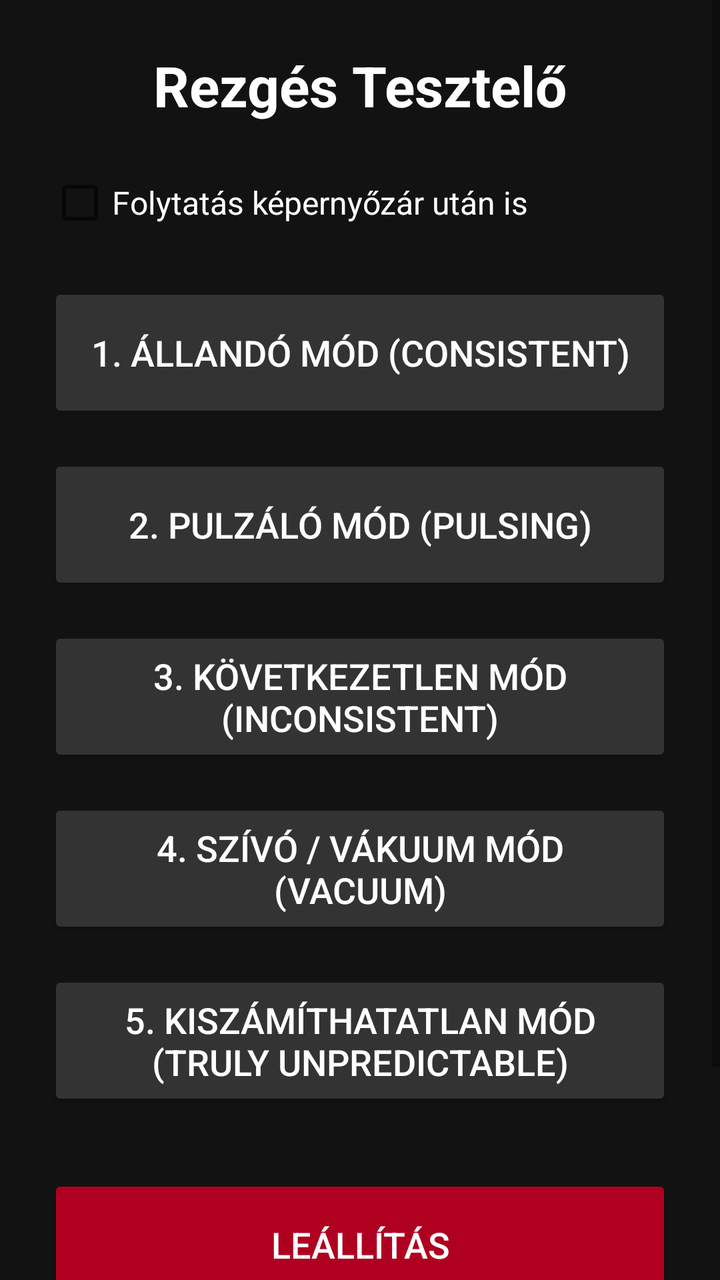
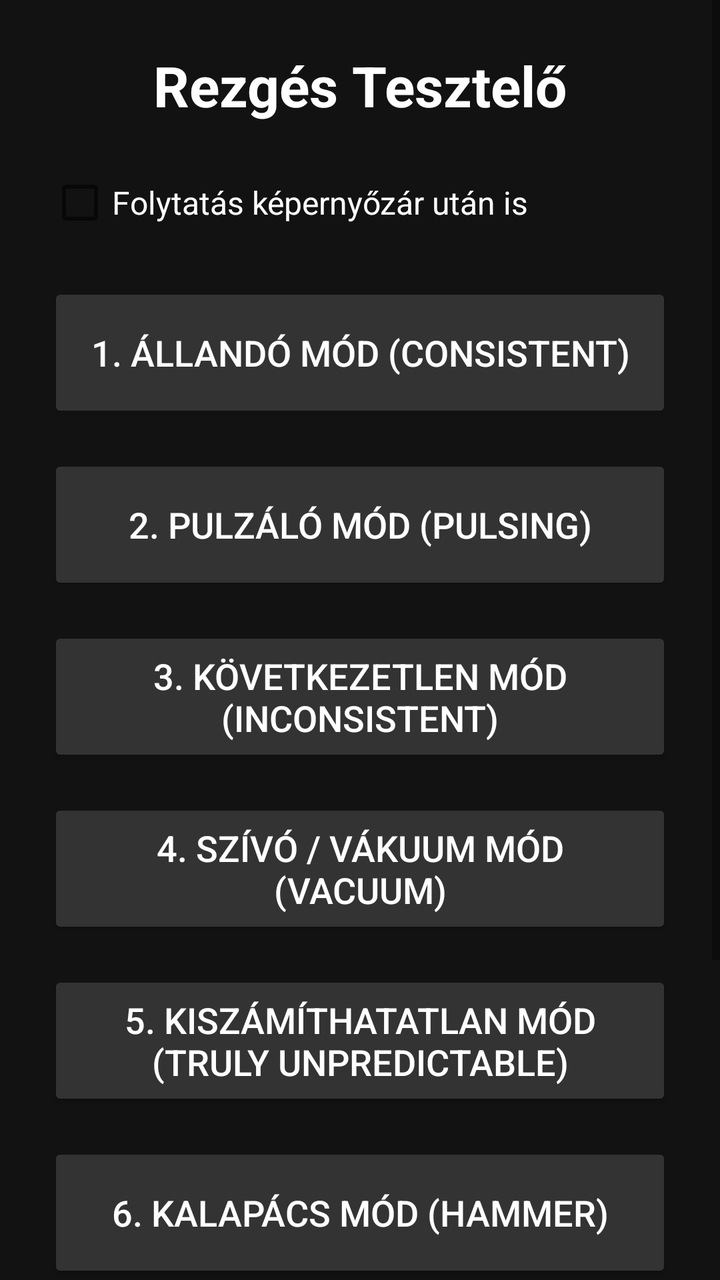

Screens rendered from an Android XML layout before and after an edit, with the pre-edit source and the edit as a unified diff.
<!-- AndroidManifest.xml: application theme Theme.AppCompat.DayNight.DarkActionBar -->
<!-- res/layout/activity_main.xml -->
<?xml version="1.0" encoding="utf-8"?>
<ScrollView xmlns:android="http://schemas.android.com/apk/res/android"
    android:layout_width="match_parent"
    android:layout_height="match_parent"
    android:background="#121212"
    android:fillViewport="true">

    <LinearLayout
        android:layout_width="match_parent"
        android:layout_height="wrap_content"
        android:orientation="vertical"
        android:gravity="center"
        android:padding="24dp">

        <TextView
            android:layout_width="wrap_content"
            android:layout_height="wrap_content"
            android:text="@string/title_label"
            android:textSize="28sp"
            android:textStyle="bold"
            android:textColor="#FFFFFF"
            android:layout_marginBottom="24dp"
            android:importantForAccessibility="yes" />

        
        <CheckBox
            android:id="@+id/chkKeepAlive"
            android:layout_width="match_parent"
            android:layout_height="wrap_content"
            android:text="@string/keep_alive_label"
            android:textSize="16sp"
            android:textColor="#FFFFFF"
            android:layout_marginBottom="24dp"
            android:contentDescription="@string/desc_keep_alive_checkbox" />

        
        <Button
            android:id="@+id/btnConsistent"
            android:layout_width="match_parent"
            android:layout_height="70dp"
            android:text="@string/mode_consistent_button"
            android:textSize="18sp"
            android:backgroundTint="#333333"
            android:textColor="#FFFFFF"
            android:layout_marginBottom="16dp"
            android:contentDescription="@string/desc_consistent_button" />

        
        <Button
            android:id="@+id/btnPulsing"
            android:layout_width="match_parent"
            android:layout_height="70dp"
            android:text="@string/mode_pulsing_button"
            android:textSize="18sp"
            android:backgroundTint="#333333"
            android:textColor="#FFFFFF"
            android:layout_marginBottom="16dp"
            android:contentDescription="@string/desc_pulsing_button" />

        
        <Button
            android:id="@+id/btnInconsistent"
            android:layout_width="match_parent"
            android:layout_height="70dp"
            android:text="@string/mode_inconsistent_button"
            android:textSize="18sp"
            android:backgroundTint="#333333"
            android:textColor="#FFFFFF"
            android:layout_marginBottom="16dp"
            android:contentDescription="@string/desc_inconsistent_button" />

        
        <Button
            android:id="@+id/btnVacuum"
            android:layout_width="match_parent"
            android:layout_height="70dp"
            android:text="@string/mode_vacuum_button"
            android:textSize="18sp"
            android:backgroundTint="#333333"
            android:textColor="#FFFFFF"
            android:layout_marginBottom="16dp"
            android:contentDescription="@string/desc_vacuum_button" />

        
        <Button
            android:id="@+id/btnTrulyRandom"
            android:layout_width="match_parent"
            android:layout_height="70dp"
            android:text="@string/mode_truly_random_button"
            android:textSize="18sp"
            android:backgroundTint="#333333"
            android:textColor="#FFFFFF"
            android:layout_marginBottom="32dp"
            android:contentDescription="@string/desc_truly_random_button" />

        
        <Button
            android:id="@+id/btnStop"
            android:layout_width="match_parent"
            android:layout_height="70dp"
            android:text="@string/stop_button"
            android:textSize="18sp"
            android:backgroundTint="#B00020"
            android:textColor="#FFFFFF"
            android:layout_marginBottom="16dp"
            android:contentDescription="@string/desc_stop_button" />

        
        <Button
            android:id="@+id/btnSettings"
            android:layout_width="match_parent"
            android:layout_height="70dp"
            android:text="@string/settings_button"
            android:textSize="18sp"
            android:backgroundTint="#333333"
            android:textColor="#FFFFFF"
            android:contentDescription="@string/desc_settings_button" />

    </LinearLayout>
</ScrollView>
<!-- resources referenced by this layout -->
<resources>
  <string name="desc_consistent_button">Állandó Mód gomb. Folyamatos, szünet nélküli rezgést indít.</string>
  <string name="desc_inconsistent_button">Következetlen Mód gomb. A Beállításokban megadott hossz és szünet körül, mérsékelt mértékben véletlenszerű rezgéseket indít.</string>
  <string name="desc_keep_alive_checkbox">Folytatás képernyőzár után. Ha be van jelölve, a rezgés a képernyő lezárása vagy az alkalmazás háttérbe kerülése után is folytatódik, egy értesítés jelzi a futást.</string>
  <string name="desc_pulsing_button">Pulzáló Mód gomb. Ritmikus, szabályos időközönként ismétlődő rezgést indít.</string>
  <string name="desc_settings_button">Beállítások gomb. Megnyitja a rezgés erősségét, hosszát, szünetét és egyéb részleteit szabályozó képernyőt.</string>
  <string name="desc_stop_button">Leállítás gomb. Az összes folyamatban lévő rezgést azonnal megszakítja.</string>
  <string name="desc_truly_random_button">Kiszámíthatatlan Mód gomb. Négy különböző lüktetés-ritmus (rövid sorozat, hosszú csend utáni meglepetés, folyamatos hullám, kettős kopogás) és rezgésjelleg (egyéni hullámforma, előre definiált effektus, összetett primitívek, Android 16-os envelope-effektus) között véletlenszerűen vált, ismétlődés-elkerüléssel - jóval erősebben, mint a Következetlen mód -, hogy ne alakuljon ki felismerhető minta.</string>
  <string name="desc_vacuum_button">Vákuum Mód gomb. Fokozatosan erősödő, majd hirtelen megszakadó rezgést indít, mintha beszívás történne.</string>
  <string name="keep_alive_label">Folytatás képernyőzár után is</string>
  <string name="mode_consistent_button">1. Állandó Mód (Consistent)</string>
  <string name="mode_inconsistent_button">3. Következetlen Mód (Inconsistent)</string>
  <string name="mode_pulsing_button">2. Pulzáló Mód (Pulsing)</string>
  <string name="mode_truly_random_button">5. Kiszámíthatatlan Mód (Truly Unpredictable)</string>
  <string name="mode_vacuum_button">4. Szívó / Vákuum Mód (Vacuum)</string>
  <string name="settings_button">6. Beállítások</string>
  <string name="stop_button">Leállítás</string>
  <string name="title_label">Rezgés Tesztelő</string>
</resources>

<!-- the commit's change to res/layout/activity_main.xml (unified diff, before → after) -->
@@ -90,8 +90,20 @@
             android:textSize="18sp"
             android:backgroundTint="#333333"
             android:textColor="#FFFFFF"
+            android:layout_marginBottom="16dp"
+            android:contentDescription="@string/desc_truly_random_button" />
+
+        
+        <Button
+            android:id="@+id/btnHammer"
+            android:layout_width="match_parent"
+            android:layout_height="70dp"
+            android:text="@string/mode_hammer_button"
+            android:textSize="18sp"
+            android:backgroundTint="#333333"
+            android:textColor="#FFFFFF"
             android:layout_marginBottom="32dp"
-            android:contentDescription="@string/desc_truly_random_button" />
+            android:contentDescription="@string/desc_hammer_button" />
 
         
         <Button
<!-- resource entries referenced after the edit -->
@@ -1,6 +1,7 @@
 <!-- resources referenced by this layout -->
 <resources>
   <string name="desc_consistent_button">Állandó Mód gomb. Folyamatos, szünet nélküli rezgést indít.</string>
+  <string name="desc_hammer_button">Kalapács Mód gomb. A lehető legerősebb rezgést indítja, folyamatosan, de nagyon apró szünetekkel megszakítva - mint amikor valaki ismételten lesújt egy kalapáccsal. Az erősség mindig maximális, csak az ütések apró időzítése ingadozik enyhén.</string>
   <string name="desc_inconsistent_button">Következetlen Mód gomb. A Beállításokban megadott hossz és szünet körül, mérsékelt mértékben véletlenszerű rezgéseket indít.</string>
   <string name="desc_keep_alive_checkbox">Folytatás képernyőzár után. Ha be van jelölve, a rezgés a képernyő lezárása vagy az alkalmazás háttérbe kerülése után is folytatódik, egy értesítés jelzi a futást.</string>
   <string name="desc_pulsing_button">Pulzáló Mód gomb. Ritmikus, szabályos időközönként ismétlődő rezgést indít.</string>
@@ -10,11 +11,12 @@
   <string name="desc_vacuum_button">Vákuum Mód gomb. Fokozatosan erősödő, majd hirtelen megszakadó rezgést indít, mintha beszívás történne.</string>
   <string name="keep_alive_label">Folytatás képernyőzár után is</string>
   <string name="mode_consistent_button">1. Állandó Mód (Consistent)</string>
+  <string name="mode_hammer_button">6. Kalapács Mód (Hammer)</string>
   <string name="mode_inconsistent_button">3. Következetlen Mód (Inconsistent)</string>
   <string name="mode_pulsing_button">2. Pulzáló Mód (Pulsing)</string>
   <string name="mode_truly_random_button">5. Kiszámíthatatlan Mód (Truly Unpredictable)</string>
   <string name="mode_vacuum_button">4. Szívó / Vákuum Mód (Vacuum)</string>
-  <string name="settings_button">6. Beállítások</string>
+  <string name="settings_button">7. Beállítások</string>
   <string name="stop_button">Leállítás</string>
   <string name="title_label">Rezgés Tesztelő</string>
 </resources>
